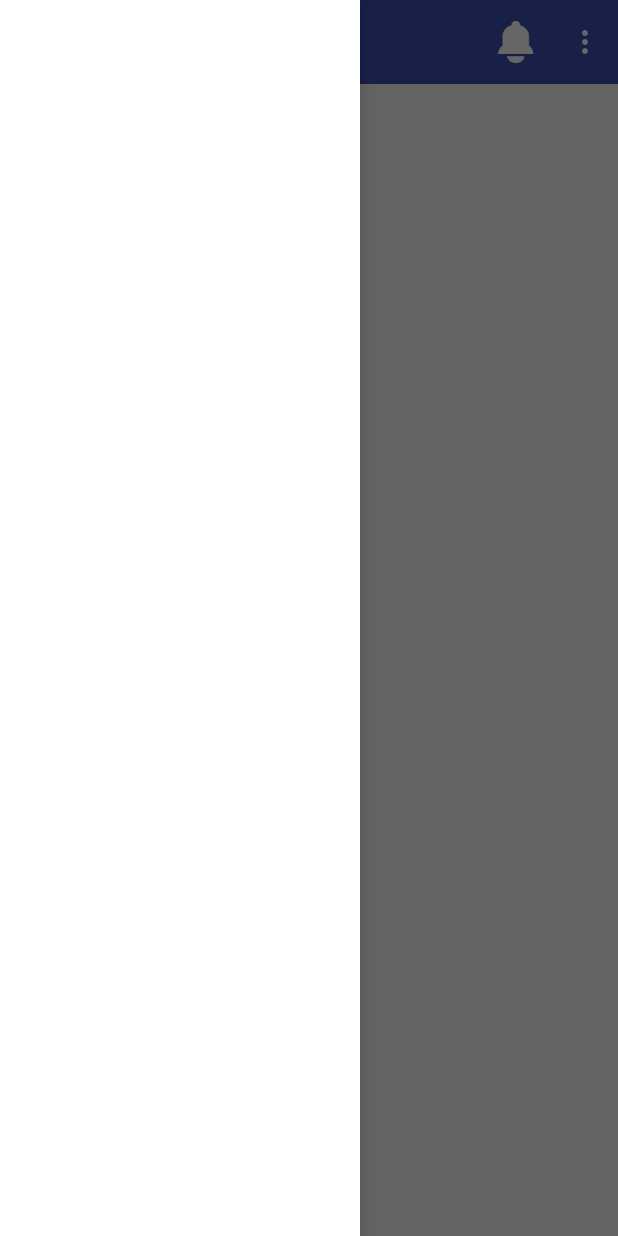
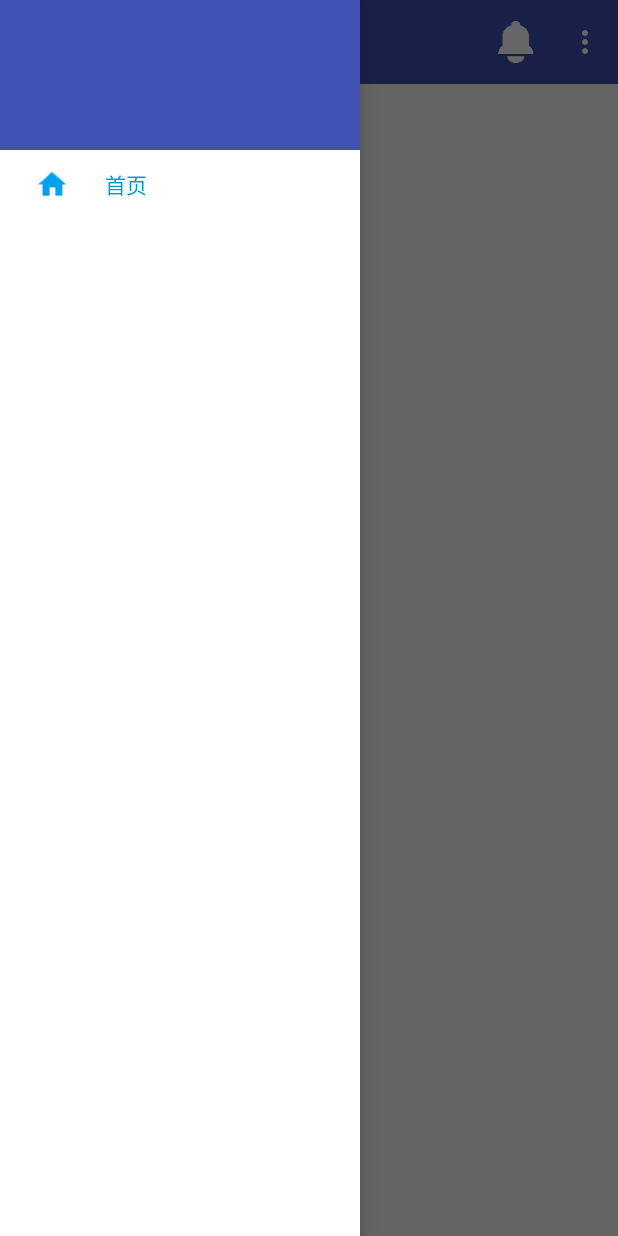
Before and after one commit to slothkey/zhdailyDemo, an Android app: the screen it shows after launch (MainActivity), with the side drawer open, on a phone screen of 412 x 824 dp. Run offline under Robolectric (Android 15) with nearby library versions, the phone set to English and light mode, and no system bars; our stand-ins replace RxJava; network calls fail; pictures from the network do not load.

```diff
--- /dev/null
+++ b/app/src/main/java/com/shulan/simplegank/adapter/DrawerAdapter.java
@@ -0,0 +1,138 @@
+package com.shulan.simplegank.adapter;
+
+import android.support.v7.widget.RecyclerView;
+import android.view.LayoutInflater;
+import android.view.View;
+import android.view.ViewGroup;
+import android.widget.ImageView;
+import android.widget.TextView;
+
+import com.shulan.simplegank.R;
+import com.shulan.simplegank.model.theme.Theme;
+import com.shulan.simplegank.model.theme.ThemeObject;
+
+import java.util.ArrayList;
+import java.util.List;
+
+/**
+ * Created by houna on 17/4/18.
+ */
+
+public class DrawerAdapter extends RecyclerView.Adapter {
+
+    private final int TYPE_TOP = 101;
+    private final int TYPE_HOME = 102;
+    private final int TYPE_THEME = 103;
+
+    private ThemeObject datas;
+    private List<Theme> subscribes;
+    private List<Theme> themes;
+
+    public void setData(ThemeObject obj) {
+        this.datas = obj;
+        this.subscribes = datas.getSubscribed();
+        this.themes = datas.getOthers();
+        notifyDataSetChanged();
+    }
+
+    public ThemeObject getData(){
+        if(datas == null){
+            datas = new ThemeObject();
+        }
+        return datas;
+    }
+
+    public List<Theme> getSubscribes(){
+        if(subscribes == null){
+            subscribes = new ArrayList<>();
+        }
+        return subscribes;
+    }
+
+    public List<Theme> getThemes(){
+        if(themes == null){
+            themes = new ArrayList<>();
+        }
+        return themes;
+    }
+
+    @Override
+    public RecyclerView.ViewHolder onCreateViewHolder(ViewGroup parent, int viewType) {
+        if(viewType == TYPE_TOP){
+            return new TopHolder(LayoutInflater.from(parent.getContext()).inflate(R.layout.item_drawer_top, parent, false));
+        }else if(viewType == TYPE_HOME){
+            return new HomeHolder(LayoutInflater.from(parent.getContext()).inflate(R.layout.item_drawer_home, parent, false));
+        }else {
+            return new ThemeHolder(LayoutInflater.from(parent.getContext()).inflate(R.layout.item_drawer_theme, parent, false));
+        }
+    }
+
+    @Override
+    public void onBindViewHolder(RecyclerView.ViewHolder holder, int position) {
+        if(holder instanceof TopHolder){
+
+        }else if(holder instanceof HomeHolder){
+
+        }else if(holder instanceof ThemeHolder){
+            ThemeHolder themeHolder = (ThemeHolder) holder;
+            Theme theme;
+            if(position - 2 < getSubscribes().size()){
+                theme = getSubscribes().get(position - 2);
+            }else{
+                theme = getThemes().get(position - 2 - getSubscribes().size());
+            }
+            themeHolder.name.setText(theme.getName());
+            themeHolder.itemView.setOnClickListener(new View.OnClickListener() {
+                @Override
+                public void onClick(View v) {
+                    // todo 点击事件 (现在先用eventbus 来做吧，之后写好后，再通过看mvp rxjava 思考应该怎么写)
+
+                }
+            });
+        }
+    }
+
+    @Override
+    public int getItemCount() {
+        return 2 + getThemes().size() + getSubscribes().size();
+    }
+
+    @Override
+    public int getItemViewType(int position) {
+        if(position == 0){
+            return TYPE_TOP;
+        }else if(position == 1){
+            return TYPE_HOME;
+        }
+        return TYPE_THEME;
+    }
+
+    public class TopHolder extends RecyclerView.ViewHolder{
+
+
+        public TopHolder(View itemView) {
+            super(itemView);
+        }
+    }
+
+    public class HomeHolder extends RecyclerView.ViewHolder{
+
+
+
+        public HomeHolder(View itemView) {
+            super(itemView);
+        }
+    }
+
+    public class ThemeHolder extends RecyclerView.ViewHolder{
+
+        private ImageView status;
+        private TextView name;
+
+        public ThemeHolder(View itemView) {
+            super(itemView);
+            status = (ImageView) itemView.findViewById(R.id.status);
+            name = (TextView) itemView.findViewById(R.id.name);
+        }
+    }
+}
--- a/app/src/main/java/com/shulan/simplegank/model/service/GankService.java
+++ b/app/src/main/java/com/shulan/simplegank/model/service/GankService.java
@@ -1,5 +1,7 @@
 package com.shulan.simplegank.model.service;
 
+import com.shulan.simplegank.model.theme.ThemeDetail;
+import com.shulan.simplegank.model.theme.ThemeObject;
 import com.shulan.simplegank.model.zhihu.ZhiHuDaily;
 
 import io.reactivex.Observable;
@@ -11,12 +13,19 @@ import retrofit2.http.Path;
  */
 public interface GankService {
 
-    //获取最新的日报
+    // 获取最新的日报
     @GET("news/latest")
     Observable<ZhiHuDaily> latestNews();
 
+    // 过往消息
     @GET("news/before/{beforeDays}")
     Observable<ZhiHuDaily> beforeNews(@Path("beforeDays")String beforDays);
 
+    // 主题日报列表查看
+    @GET("themes")
+    Observable<ThemeObject> getThemes();
+
+    @GET("theme/{id}")
+    Observable<ThemeDetail> getThemeDetail(@Path("id")String id);
 
 }
--- a/app/src/main/java/com/shulan/simplegank/presenter/GankPresenter.java
+++ b/app/src/main/java/com/shulan/simplegank/presenter/GankPresenter.java
@@ -2,6 +2,7 @@ package com.shulan.simplegank.presenter;
 
 import com.shulan.simplegank.R;
 import com.shulan.simplegank.model.service.GankService;
+import com.shulan.simplegank.model.theme.ThemeObject;
 import com.shulan.simplegank.model.zhihu.ZhiHuDaily;
 import com.shulan.simplegank.model.zhihu.ZhiHuStory;
 import com.shulan.simplegank.model.zhihu.ZhiHuTopStory;
@@ -103,4 +104,32 @@ public class GankPresenter {
 
     }
 
+    public void getThemes() {
+        Network.getManager()
+                .create(GankService.class)
+                .getThemes()
+                .subscribeOn(Schedulers.io())
+                .observeOn(AndroidSchedulers.mainThread())
+                .subscribe(new Observer<ThemeObject>() {
+                    @Override
+                    public void onSubscribe(Disposable d) {
+
+                    }
+
+                    @Override
+                    public void onNext(ThemeObject value) {
+                        view.refreshThemes(value);
+                    }
+
+                    @Override
+                    public void onError(Throwable e) {
+
+                    }
+
+                    @Override
+                    public void onComplete() {
+
+                    }
+                });
+    }
 }
--- a/app/src/main/java/com/shulan/simplegank/ui/IView/IGankView.java
+++ b/app/src/main/java/com/shulan/simplegank/ui/IView/IGankView.java
@@ -1,6 +1,7 @@
 package com.shulan.simplegank.ui.IView;
 
 import com.shulan.simplegank.base.BaseIView;
+import com.shulan.simplegank.model.theme.ThemeObject;
 import com.shulan.simplegank.model.zhihu.ZhiHuStory;
 import com.shulan.simplegank.model.zhihu.ZhiHuTopStory;
 
@@ -13,4 +14,5 @@ public interface IGankView extends BaseIView{
 
     public void refreshSuccess(List<ZhiHuStory> dataList, List<ZhiHuTopStory> topList);
 
+    public void refreshThemes(ThemeObject obj);
 }
--- a/app/src/main/java/com/shulan/simplegank/ui/MainActivity.java
+++ b/app/src/main/java/com/shulan/simplegank/ui/MainActivity.java
@@ -10,8 +10,10 @@ import android.view.Menu;
 import android.view.MenuItem;
 
 import com.shulan.simplegank.R;
+import com.shulan.simplegank.adapter.DrawerAdapter;
 import com.shulan.simplegank.adapter.GankAdapter;
 import com.shulan.simplegank.base.BaseActivity;
+import com.shulan.simplegank.model.theme.ThemeObject;
 import com.shulan.simplegank.model.zhihu.ZhiHuStory;
 import com.shulan.simplegank.model.zhihu.ZhiHuTopStory;
 import com.shulan.simplegank.presenter.GankPresenter;
@@ -22,7 +24,9 @@ import java.util.List;
 public class MainActivity extends BaseActivity implements IGankView {
 
     private RecyclerView rv;
+    private RecyclerView leftDrawer;
     private GankAdapter adapter;
+    private DrawerAdapter drawerAdapter;
     private GankPresenter presenter;
 
     @Override
@@ -38,8 +42,17 @@ public class MainActivity extends BaseActivity implements IGankView {
         drawerLayout.setDrawerListener(toggle);
 
         initRv();
+        initLeftDrawer();
         presenter = new GankPresenter(this);
         presenter.refreshGank();
+        presenter.getThemes();
+    }
+
+    private void initLeftDrawer() {
+        leftDrawer = (RecyclerView) findViewById(R.id.left_drawer);
+        leftDrawer.setLayoutManager(new LinearLayoutManager(this));
+        drawerAdapter = new DrawerAdapter();
+        leftDrawer.setAdapter(drawerAdapter);
     }
 
     private void initRv() {
@@ -84,4 +97,9 @@ public class MainActivity extends BaseActivity implements IGankView {
     public void refreshSuccess(List<ZhiHuStory> dataList, List<ZhiHuTopStory> topList) {
         adapter.setDataList(dataList, topList);
     }
+
+    @Override
+    public void refreshThemes(ThemeObject obj) {
+        drawerAdapter.setData(obj);
+    }
 }
--- a/app/src/main/res/layout/activity_main.xml
+++ b/app/src/main/res/layout/activity_main.xml
@@ -34,13 +34,13 @@
 
     </LinearLayout>
 
-    <ScrollView
+    <android.support.v7.widget.RecyclerView
         android:id="@+id/left_drawer"
         android:layout_width="240dp"
         android:layout_height="match_parent"
         android:layout_gravity="start"
         android:choiceMode="singleChoice"
         android:background="@color/white"
-        ></ScrollView>
+        ></android.support.v7.widget.RecyclerView>
 
 </android.support.v4.widget.DrawerLayout>
--- /dev/null
+++ b/app/src/main/res/layout/item_drawer_home.xml
@@ -0,0 +1,26 @@
+<?xml version="1.0" encoding="utf-8"?>
+<LinearLayout xmlns:android="http://schemas.android.com/apk/res/android"
+    android:orientation="horizontal"
+    android:layout_width="match_parent"
+    android:layout_height="46dp"
+    android:gravity="center_vertical"
+    >
+
+    <ImageView
+        android:id="@+id/img"
+        android:layout_width="30dp"
+        android:layout_height="30dp"
+        android:src="@mipmap/home"
+        android:layout_marginLeft="20dp"
+        />
+
+    <TextView
+        android:id="@+id/home"
+        android:layout_width="wrap_content"
+        android:layout_height="wrap_content"
+        android:text="首页"
+        android:layout_marginLeft="20dp"
+        android:textColor="@android:color/holo_blue_dark"
+        />
+
+</LinearLayout>
--- /dev/null
+++ b/app/src/main/res/layout/item_drawer_top.xml
@@ -0,0 +1,9 @@
+<?xml version="1.0" encoding="utf-8"?>
+<LinearLayout xmlns:android="http://schemas.android.com/apk/res/android"
+    android:orientation="vertical" android:layout_width="match_parent"
+    android:layout_height="100dp"
+    android:background="@color/colorPrimary">
+
+
+
+</LinearLayout>
```
Also changed, not shown: app/src/main/java/com/shulan/simplegank/adapter/ThemeAdapter.java (added, +30 -0 lines), app/src/main/java/com/shulan/simplegank/model/theme/Editor.java (added, +61 -0 lines), app/src/main/java/com/shulan/simplegank/model/theme/Theme.java (added, +61 -0 lines), app/src/main/java/com/shulan/simplegank/model/theme/ThemeDetail.java (added, +100 -0 lines), app/src/main/java/com/shulan/simplegank/model/theme/ThemeObject.java (added, +52 -0 lines), app/src/main/java/com/shulan/simplegank/ui/fragment/ThemeFragment.java (added, +37 -0 lines), app/src/main/res/layout/fragment_theme.xml (added, +11 -0 lines), app/src/main/res/layout/item_drawer_theme.xml (added, +29 -0 lines), app/src/main/res/mipmap-xxhdpi/home.png (added), app/src/main/res/mipmap-xxhdpi/home_arrow.png (added), app/src/main/res/mipmap-xxhdpi/menu_arrow.png (added).
